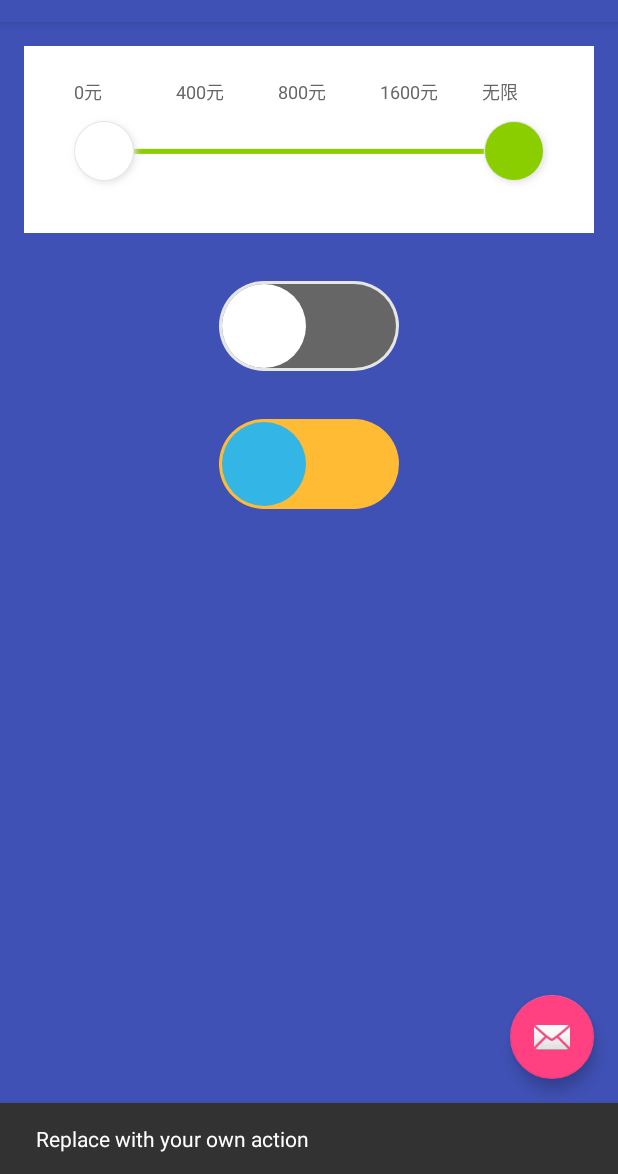
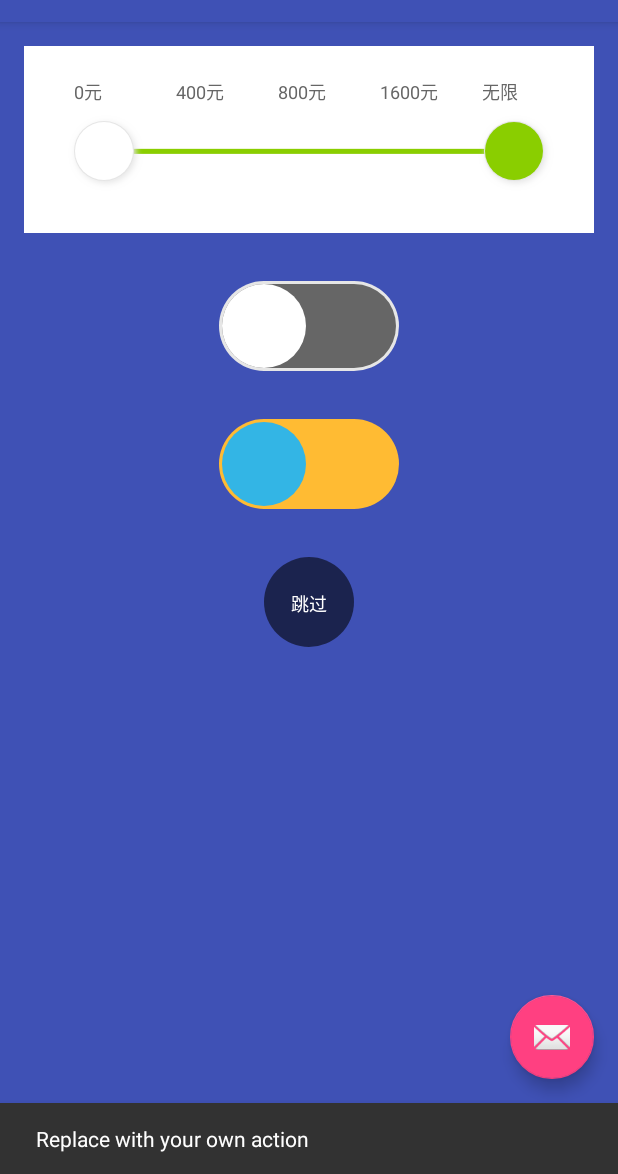
Before and after one commit to GuoFeilong/ATDragViewDemo, an Android app: the screen it shows after launch (MainActivity), after a tap on an icon or button, on a phone screen of 412 x 824 dp, the part 62-1236 px from its top. Run offline under Robolectric (Android 15) with nearby library versions, the phone set to English and light mode, and no system bars; libraries missing offline, so code that uses them is left out: com.orhanobut.logger; 1 statement that could not run was skipped.

Commit message:
增加倒计时圆环view,仿网易等splash页面的广告等待
增加倒计时圆环view,仿网易等splash页面的广告等待

```diff
--- /dev/null
+++ b/app/src/main/java/com/asiatravel/atdragviewdemo/customview/CountDownCircleView.java
@@ -0,0 +1,235 @@
+package com.asiatravel.atdragviewdemo.customview;
+
+import android.animation.Animator;
+import android.animation.AnimatorListenerAdapter;
+import android.animation.ValueAnimator;
+import android.content.Context;
+import android.content.res.TypedArray;
+import android.graphics.Canvas;
+import android.graphics.Color;
+import android.graphics.ImageFormat;
+import android.graphics.Paint;
+import android.graphics.Point;
+import android.graphics.RectF;
+import android.support.v4.content.ContextCompat;
+import android.util.AttributeSet;
+import android.util.TypedValue;
+import android.view.MotionEvent;
+import android.view.View;
+import android.view.animation.LinearInterpolator;
+
+import com.asiatravel.atdragviewdemo.R;
+
+/**
+ * Created by user on 16/9/19.
+ */
+
+public class CountDownCircleView extends View {
+    private static final int VIEW_DEF_SIZE = 60;
+    private static final long DEF_ANIMATION_TIME = 3000;
+
+    private int circleBgColor;
+    private int circlePbColor;
+    private int circlePbWidth;
+    private int circleTextColor;
+    private int circleTextSize;
+
+    private int circleViewSize;
+    private int circleRadio;
+    private Point circleCenter;
+
+    private Paint circleBgPaint;
+    private Paint circlePbPaint;
+    private Paint circleTextPaint;
+    private RectF pbOval;
+    private String circleDesc;
+    private Point circleDescPosition;
+    private float endSweepAngel;
+    private ValueAnimator valueAnimator;
+    private OnCountDownFinishedListener countDownFinishedListener;
+
+    public CountDownCircleView(Context context) {
+        this(context, null);
+    }
+
+    public CountDownCircleView(Context context, AttributeSet attrs) {
+        this(context, attrs, 0);
+    }
+
+    public CountDownCircleView(Context context, AttributeSet attrs, int defStyleAttr) {
+        super(context, attrs, defStyleAttr);
+        initAttrWithStyle(context, attrs, defStyleAttr);
+        initData();
+    }
+
+    private void initData() {
+        circleBgPaint = creatPaint(circleBgColor, 0, Paint.Style.FILL, 0);
+        circlePbPaint = creatPaint(circlePbColor, 0, Paint.Style.STROKE, circlePbWidth);
+        circleTextPaint = creatPaint(circleTextColor, circleTextSize, Paint.Style.FILL, 0);
+        circleCenter = new Point();
+        circleDesc = "跳过";
+        valueAnimator = getValA(0.F, 1.F);
+    }
+
+    private void initAttrWithStyle(Context context, AttributeSet attrs, int defStyleAttr) {
+        TypedArray typedArray = context.getTheme().obtainStyledAttributes(attrs, R.styleable.CountDownCircleView, defStyleAttr, R.style.def_countdown_circle_view);
+        int indexCount = typedArray.getIndexCount();
+        for (int i = 0; i < indexCount; i++) {
+            int attr = typedArray.getIndex(i);
+            switch (attr) {
+                case R.styleable.CountDownCircleView_circle_bg_color:
+                    circleBgColor = typedArray.getColor(attr, Color.BLACK);
+                    break;
+                case R.styleable.CountDownCircleView_circle_pb_color:
+                    circlePbColor = typedArray.getColor(attr, Color.BLACK);
+                    break;
+                case R.styleable.CountDownCircleView_circle_pb_width:
+                    circlePbWidth = typedArray.getDimensionPixelOffset(attr, 0);
+                    break;
+                case R.styleable.CountDownCircleView_circle_text_color:
+                    circleTextColor = typedArray.getColor(attr, Color.BLACK);
+                    break;
+                case R.styleable.CountDownCircleView_circle_text_size:
+                    circleTextSize = typedArray.getDimensionPixelSize(attr, 0);
+                    break;
+            }
+        }
+        typedArray.recycle();
+    }
+
+    @Override
+    protected void onSizeChanged(int w, int h, int oldw, int oldh) {
+        super.onSizeChanged(w, h, oldw, oldh);
+        circleViewSize = Math.min(w, h);
+        circleRadio = circleViewSize / 2;
+        circleCenter.set(w / 2, h / 2);
+        pbOval = new RectF(circlePbWidth, circlePbWidth, circleViewSize - circlePbWidth, circleViewSize - circlePbWidth);
+        circleDescPosition = calculateTextRange(circleDesc);
+    }
+
+    private Point calculateTextRange(String circleDesc) {
+        Point point = new Point();
+        int textW = (int) circleTextPaint.measureText(circleDesc);
+        point.set(circleViewSize / 2 - textW / 2, circleViewSize / 2 + getFontHeight(circleTextSize) / 2);
+        return point;
+    }
+
+    public int getFontHeight(float fontSize) {
+        Paint paint = new Paint();
+        paint.setTextSize(fontSize);
+        Paint.FontMetrics fm = paint.getFontMetrics();
+        return (int) Math.ceil(fm.descent - fm.ascent) - 4;
+    }
+
+    @Override
+    protected void onMeasure(int widthMeasureSpec, int heightMeasureSpec) {
+        int widthMode = MeasureSpec.getMode(widthMeasureSpec);
+        int heightMode = MeasureSpec.getMode(heightMeasureSpec);
+
+        int widthMeasure = 0;
+        int heightMeasure = 0;
+
+        if (widthMode == MeasureSpec.AT_MOST || widthMode == MeasureSpec.UNSPECIFIED) {
+            widthMeasure = (int) TypedValue.applyDimension(TypedValue.COMPLEX_UNIT_DIP, VIEW_DEF_SIZE, getContext().getResources().getDisplayMetrics());
+            widthMeasureSpec = MeasureSpec.makeMeasureSpec(widthMeasure, MeasureSpec.EXACTLY);
+        }
+
+        if (heightMode == MeasureSpec.AT_MOST || heightMode == MeasureSpec.UNSPECIFIED) {
+            heightMeasure = (int) TypedValue.applyDimension(TypedValue.COMPLEX_UNIT_DIP, VIEW_DEF_SIZE, getResources().getDisplayMetrics());
+            heightMeasureSpec = MeasureSpec.makeMeasureSpec(heightMeasure, MeasureSpec.EXACTLY);
+        }
+
+        int viewMeasureSpec = widthMeasure - heightMeasure >= 0 ? heightMeasureSpec : widthMeasureSpec;
+        super.onMeasure(viewMeasureSpec, viewMeasureSpec);
+    }
+
+    @Override
+    protected void onDraw(Canvas canvas) {
+        super.onDraw(canvas);
+        drawCircleBg(canvas);
+        drawCirclePb(canvas);
+        drawCircleText(canvas);
+    }
+
+    private void drawCircleText(Canvas canvas) {
+        canvas.drawText(circleDesc, circleDescPosition.x, circleDescPosition.y, circleTextPaint);
+    }
+
+    private void drawCirclePb(Canvas canvas) {
+        canvas.drawArc(pbOval, -90, endSweepAngel, false, circlePbPaint);
+    }
+
+    private void drawCircleBg(Canvas canvas) {
+        canvas.drawCircle(circleCenter.x, circleCenter.y, circleRadio, circleBgPaint);
+    }
+
+    @Override
+    protected void onDetachedFromWindow() {
+        super.onDetachedFromWindow();
+        if (null != valueAnimator) {
+            valueAnimator.cancel();
+        }
+    }
+
+    private Paint creatPaint(int paintColor, int textSize, Paint.Style style, int lineWidth) {
+        Paint paint = new Paint();
+        paint.setColor(paintColor);
+        paint.setAntiAlias(true);
+        paint.setStrokeWidth(lineWidth);
+        paint.setDither(true);
+        paint.setTextSize(textSize);
+        paint.setStyle(style);
+        paint.setStrokeCap(Paint.Cap.ROUND);
+        paint.setStrokeJoin(Paint.Join.ROUND);
+        return paint;
+    }
+
+    private ValueAnimator getValA(float start, float end) {
+        ValueAnimator valueAnimator = ValueAnimator.ofFloat(start, end);
+        valueAnimator.setDuration(DEF_ANIMATION_TIME);
+        valueAnimator.setInterpolator(new LinearInterpolator());
+        valueAnimator.setRepeatCount(0);
+        return valueAnimator;
+    }
+
+    public void startCountDown(final OnCountDownFinishedListener countDownFinishedListener) {
+        this.countDownFinishedListener = countDownFinishedListener;
+        if (null != valueAnimator) {
+            valueAnimator.addUpdateListener(new ValueAnimator.AnimatorUpdateListener() {
+                @Override
+                public void onAnimationUpdate(ValueAnimator animation) {
+                    endSweepAngel = 360 * Float.valueOf(animation.getAnimatedValue().toString());
+                    invalidate();
+                }
+            });
+            valueAnimator.addListener(new AnimatorListenerAdapter() {
+                @Override
+                public void onAnimationEnd(Animator animation) {
+                    super.onAnimationEnd(animation);
+                    if (null != countDownFinishedListener) {
+                        countDownFinishedListener.countDownStop();
+                        valueAnimator.cancel();
+                    }
+                }
+            });
+            valueAnimator.start();
+        }
+    }
+
+    @Override
+    public boolean onTouchEvent(MotionEvent event) {
+        switch (event.getAction()) {
+            case MotionEvent.ACTION_UP:
+                if (null != countDownFinishedListener) {
+                    countDownFinishedListener.countDownStop();
+                    valueAnimator.cancel();
+                }
+                break;
+        }
+        return true;
+    }
+
+    public interface OnCountDownFinishedListener {
+        void countDownStop();
+    }
+}
--- a/app/src/main/java/com/asiatravel/atdragviewdemo/ui/MainActivity.java
+++ b/app/src/main/java/com/asiatravel/atdragviewdemo/ui/MainActivity.java
@@ -12,6 +12,7 @@ import android.widget.Toast;
 
 import com.asiatravel.atdragviewdemo.R;
 import com.asiatravel.atdragviewdemo.customview.ATDragView;
+import com.asiatravel.atdragviewdemo.customview.CountDownCircleView;
 import com.asiatravel.atdragviewdemo.customview.SwitchView;
 import com.orhanobut.logger.Logger;
 
@@ -45,12 +46,22 @@ public class MainActivity extends AppCompatActivity {
         data.add("800元");
         data.add("1600元");
         data.add("无限");
+        final CountDownCircleView countDownCircleView = (CountDownCircleView) findViewById(R.id.countdown_circle_view);
+
 
         ATDragView atDragView = (ATDragView) findViewById(R.id.at_dragView);
         atDragView.setData(data, new ATDragView.OnDragFinishedListener() {
             @Override
             public void dragFinished(int leftPostion, int rightPostion) {
                 Toast.makeText(MainActivity.this, "回调数据Left-->" + leftPostion + "--Right-->" + rightPostion, Toast.LENGTH_SHORT).show();
+
+                countDownCircleView.startCountDown(new CountDownCircleView.OnCountDownFinishedListener() {
+                    @Override
+                    public void countDownStop() {
+                        Toast.makeText(MainActivity.this, "计时结束", Toast.LENGTH_LONG).show();
+                    }
+                });
+
             }
         });
 
@@ -59,6 +70,7 @@ public class MainActivity extends AppCompatActivity {
 
         switchView1.setOpenState(false);
         switchView2.setOpenState(true);
+
     }
 
     @Override
--- a/app/src/main/res/layout/content_main.xml
+++ b/app/src/main/res/layout/content_main.xml
@@ -35,4 +35,11 @@
         app:switch_bg_open_color="@android:color/holo_orange_light"
         app:switch_bg_strock_width="2dp" />
 
+    <com.asiatravel.atdragviewdemo.customview.CountDownCircleView
+        android:id="@+id/countdown_circle_view"
+        android:layout_width="wrap_content"
+        android:layout_height="wrap_content"
+        android:layout_gravity="center_horizontal"
+        android:layout_margin="@dimen/activity_horizontal_margin" />
+
 </LinearLayout>
--- a/app/src/main/res/values/attrs.xml
+++ b/app/src/main/res/values/attrs.xml
@@ -17,4 +17,12 @@
         <attr name="switch_ball_shadow_color" format="color" />
         <attr name="switch_bg_strock_width" format="dimension" />
     </declare-styleable>
+
+    <declare-styleable name="CountDownCircleView">
+        <attr name="circle_bg_color" format="color" />
+        <attr name="circle_pb_color" format="color" />
+        <attr name="circle_pb_width" format="dimension" />
+        <attr name="circle_text_color" format="color" />
+        <attr name="circle_text_size" format="dimension" />
+    </declare-styleable>
 </resources>
--- a/app/src/main/res/values/styles.xml
+++ b/app/src/main/res/values/styles.xml
@@ -35,4 +35,11 @@
         <item name="switch_bg_strock_width">2dp</item>
     </style>
 
+    <style name="def_countdown_circle_view">
+        <item name="circle_bg_color">#90000000</item>
+        <item name="circle_pb_color">#8ace00</item>
+        <item name="circle_pb_width">1dp</item>
+        <item name="circle_text_color">#ffffff</item>
+        <item name="circle_text_size">12sp</item>
+    </style>
 </resources>
```
